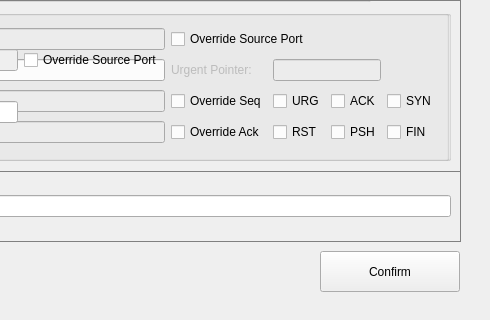
Old version of the form createsession.ui in the repository MonteDarkfloyd/RUGE; both pictures show x 310 to 800 and y 279 to 599 of the 800 by 599 pixel window.
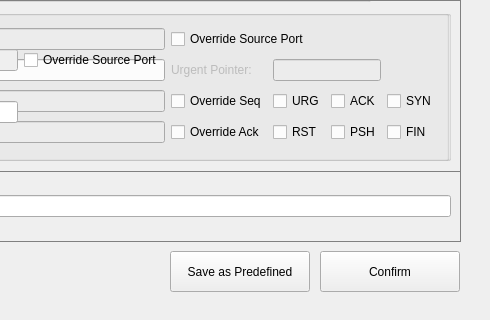
New version of the form. Icons and pictures are not drawn.

Commit message: Loading/Saving should now happen in session_profiles and traffic_profiles folders. When loading traffic profile it searces files from session_profiles, Save as predefined button added to the create session view, that might work.

The edit to the form file:
```diff
--- a/createsession.ui
+++ b/createsession.ui
@@ -955,6 +955,40 @@
        <normaloff>:/images/button_cancel.png</normaloff>:/images/button_cancel.png</iconset>
      </property>
     </widget>
+    <widget class="QPushButton" name="predefined_Button">
+     <property name="geometry">
+      <rect>
+       <x>460</x>
+       <y>10</y>
+       <width>140</width>
+       <height>41</height>
+      </rect>
+     </property>
+     <property name="sizePolicy">
+      <sizepolicy hsizetype="Ignored" vsizetype="Fixed">
+       <horstretch>0</horstretch>
+       <verstretch>0</verstretch>
+      </sizepolicy>
+     </property>
+     <property name="minimumSize">
+      <size>
+       <width>137</width>
+       <height>0</height>
+      </size>
+     </property>
+     <property name="maximumSize">
+      <size>
+       <width>16777215</width>
+       <height>16777215</height>
+      </size>
+     </property>
+     <property name="styleSheet">
+      <string notr="true">min-width:135px;</string>
+     </property>
+     <property name="text">
+      <string>Save as Predefined</string>
+     </property>
+    </widget>
    </widget>
    <widget class="QPushButton" name="confirm_Button">
     <property name="geometry">
```
Left out of the diff: 5 changed lines with no effect on the pictures. The commit also changes 8 other files.
